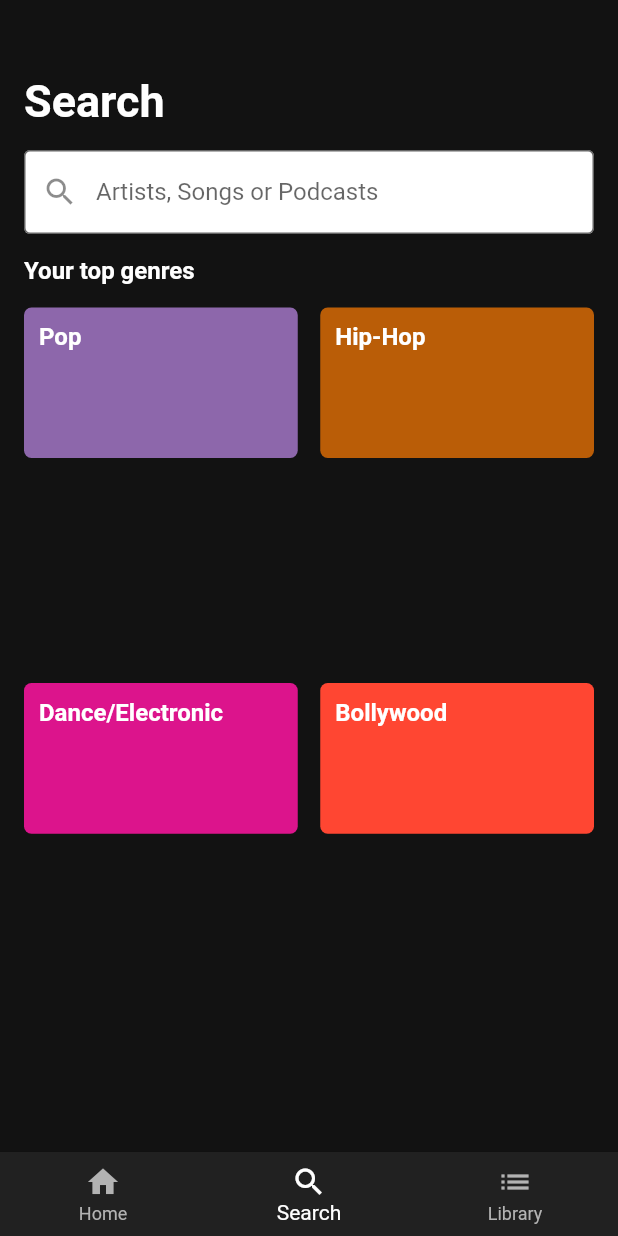
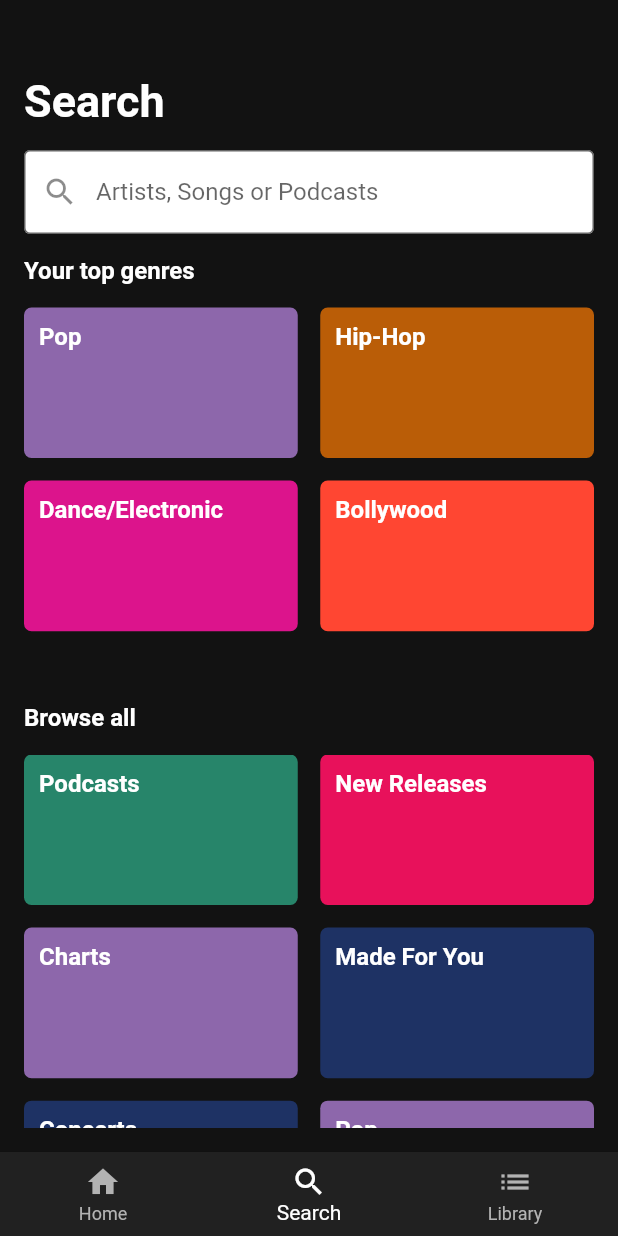
Before and after one commit to GLADI8R/spotify_clone, a Flutter app: the screen it shows after launch, item 2 of the bottom bar chosen, on a phone screen of 412 x 824 dp. Run offline on Flutter 3.47's test engine with Material 2 defaults, Android fonts, the phone set to English and light mode, and no system bars.

Commit message:
Add All Genres

```diff
--- a/lib/components/genre.dart
+++ b/lib/components/genre.dart
@@ -2,11 +2,10 @@
 
 import 'package:flutter/material.dart';
 import 'package:spotify_clone/components/genre_card.dart';
-import 'package:spotify_clone/styles/constants.dart';
 
-GridView genreCard = GridView.count(
+GridView topGenreCard = GridView.count(
   crossAxisSpacing: 15.0,
-  mainAxisSpacing: 150.0,
+  mainAxisSpacing: 15.0,
   childAspectRatio: (1 / 0.55), //set the height of card
   shrinkWrap: true,
   crossAxisCount: 2,
@@ -17,3 +16,22 @@ GridView genreCard = GridView.count(
     const GenreCard(Color(0xffff4632), 'Bollywood'),
   ],
 );
+
+GridView genreCard = GridView.count(
+  crossAxisSpacing: 15.0,
+  mainAxisSpacing: 15.0,
+  childAspectRatio: (1 / 0.55), //set the height of card
+  shrinkWrap: true,
+  crossAxisCount: 2,
+  children: [
+    const GenreCard(Color(0xff27856a), 'Podcasts'),
+    const GenreCard(Color(0xffe8115b), 'New Releases'),
+    const GenreCard(Color(0xff8d67ab), 'Charts'),
+    const GenreCard(Color(0xff1e3264), 'Made For You'),
+    const GenreCard(Color(0xff1e3264), 'Concerts'),
+    const GenreCard(Color(0xff8d67ab), 'Pop'),
+    const GenreCard(Color(0xffba5d07), 'Hip-Hop'),
+    const GenreCard(Color(0xffdc148c), 'Dance/Electronic'),
+    const GenreCard(Color(0xffff4632), 'Bollywood'),
+  ],
+);
--- a/lib/screens/search_page.dart
+++ b/lib/screens/search_page.dart
@@ -66,6 +66,19 @@ class SearchPage extends StatelessWidget {
                   height: 15.0,
                 ),
                 Expanded(
+                  child: topGenreCard,
+                ),
+                const SizedBox(
+                  height: 15.0,
+                ),
+                const Text(
+                  'Browse all',
+                  style: kCardTextStyle,
+                ),
+                const SizedBox(
+                  height: 15.0,
+                ),
+                Expanded(
                   child: genreCard,
                 ),
               ],
```
Also changed, not shown: lib/screens/home_page.dart (+17 -20 lines).
